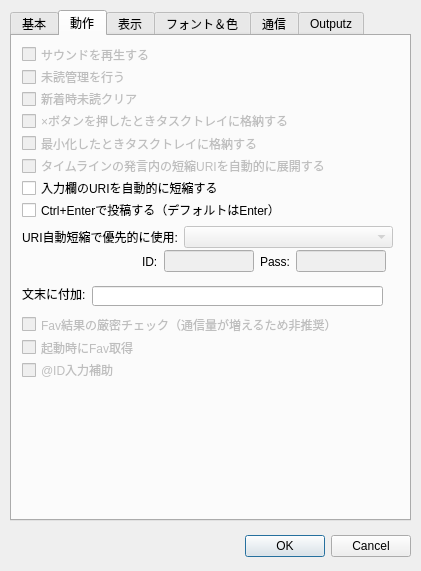
Before: the Qt Designer form settingdialog.ui in plus7/Qween, drawn with Qt 5.
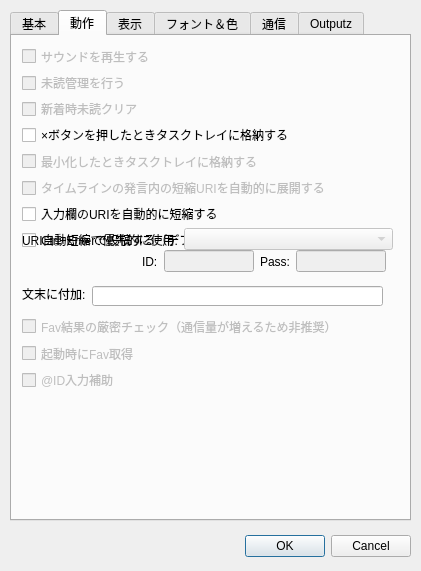
After: the same form once the commit is applied. The open tabs and pages were chosen to show the change.

```diff
--- a/settingdialog.ui
+++ b/settingdialog.ui
@@ -243,7 +243,7 @@
        <x>10</x>
        <y>10</y>
        <width>371</width>
-       <height>172</height>
+       <height>204</height>
       </rect>
      </property>
      <layout class="QVBoxLayout" name="verticalLayout">
@@ -280,7 +280,7 @@
       <item>
        <widget class="QCheckBox" name="checkBox_15">
         <property name="enabled">
-         <bool>false</bool>
+         <bool>true</bool>
         </property>
         <property name="text">
          <string>×ボタンを押したときタスクトレイに格納する</string>
@@ -332,7 +332,7 @@
        <x>10</x>
        <y>190</y>
        <width>371</width>
-       <height>22</height>
+       <height>27</height>
       </rect>
      </property>
      <layout class="QHBoxLayout" name="horizontalLayout">
@@ -445,7 +445,7 @@
        <x>10</x>
        <y>280</y>
        <width>371</width>
-       <height>62</height>
+       <height>74</height>
       </rect>
      </property>
      <layout class="QVBoxLayout" name="verticalLayout_2">
```
Left out of the diff: 8 changed lines with no effect on the pictures.
